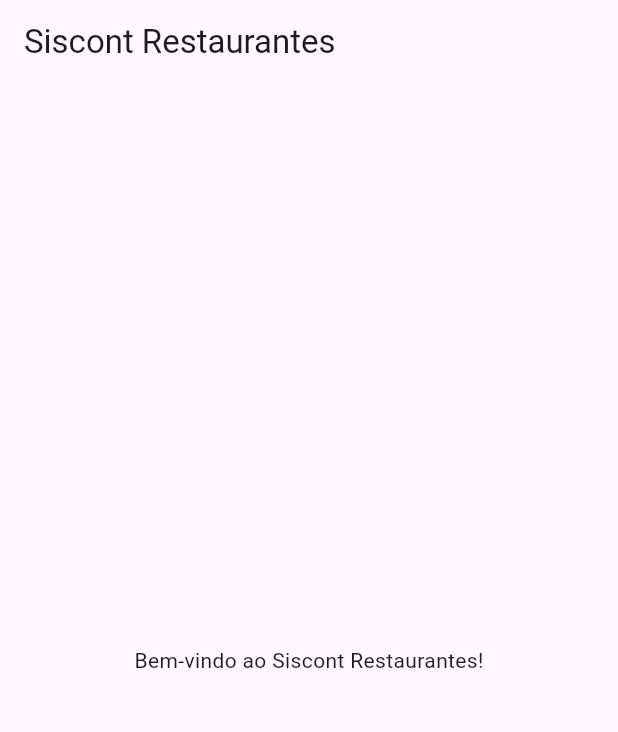
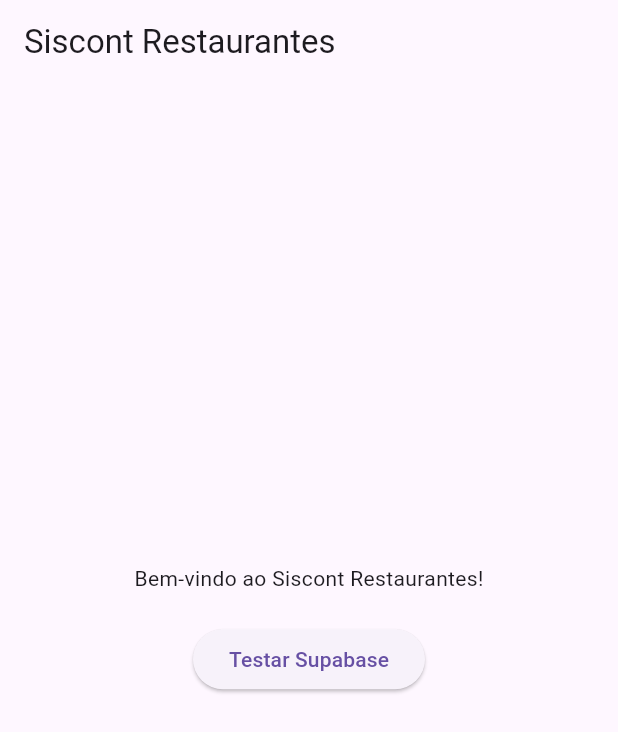
Before and after one commit to ftcconsultoria/siscontRestaurantes, a Flutter app: the screen it shows after launch, on a phone screen of 412 x 824 dp. Shown: the top 732 px of the screen. Run offline on Flutter 3.47's test engine with Material 3 defaults, Android fonts, the phone set to English and light mode, and no system bars; our stand-ins replace sqflite, supabase_flutter; accounts and stored records are empty.

Commit message:
Add Supabase connection test button

```diff
--- a/lib/main.dart
+++ b/lib/main.dart
@@ -22,14 +22,49 @@ class MyApp extends StatelessWidget {
   }
 }
 
-class HomePage extends StatelessWidget {
+class HomePage extends StatefulWidget {
   const HomePage({Key? key}) : super(key: key);
+
+  @override
+  State<HomePage> createState() => _HomePageState();
+}
+
+class _HomePageState extends State<HomePage> {
+  String _result = '';
+
+  Future<void> _fetchEmpresas() async {
+    try {
+      final data =
+          await SupabaseManager().client.from('CADE_EMPRESA').select();
+      setState(() {
+        _result = 'Encontrado: ${data.length} registros';
+      });
+    } catch (e) {
+      setState(() {
+        _result = 'Erro ao conectar ao Supabase';
+      });
+    }
+  }
 
   @override
   Widget build(BuildContext context) {
     return Scaffold(
       appBar: AppBar(title: const Text('Siscont Restaurantes')),
-      body: const Center(child: Text('Bem-vindo ao Siscont Restaurantes!')),
+      body: Center(
+        child: Column(
+          mainAxisAlignment: MainAxisAlignment.center,
+          children: [
+            const Text('Bem-vindo ao Siscont Restaurantes!'),
+            const SizedBox(height: 20),
+            ElevatedButton(
+              onPressed: _fetchEmpresas,
+              child: const Text('Testar Supabase'),
+            ),
+            const SizedBox(height: 20),
+            Text(_result),
+          ],
+        ),
+      ),
     );
   }
 }
```
Also changed, not shown: 1 other file.
